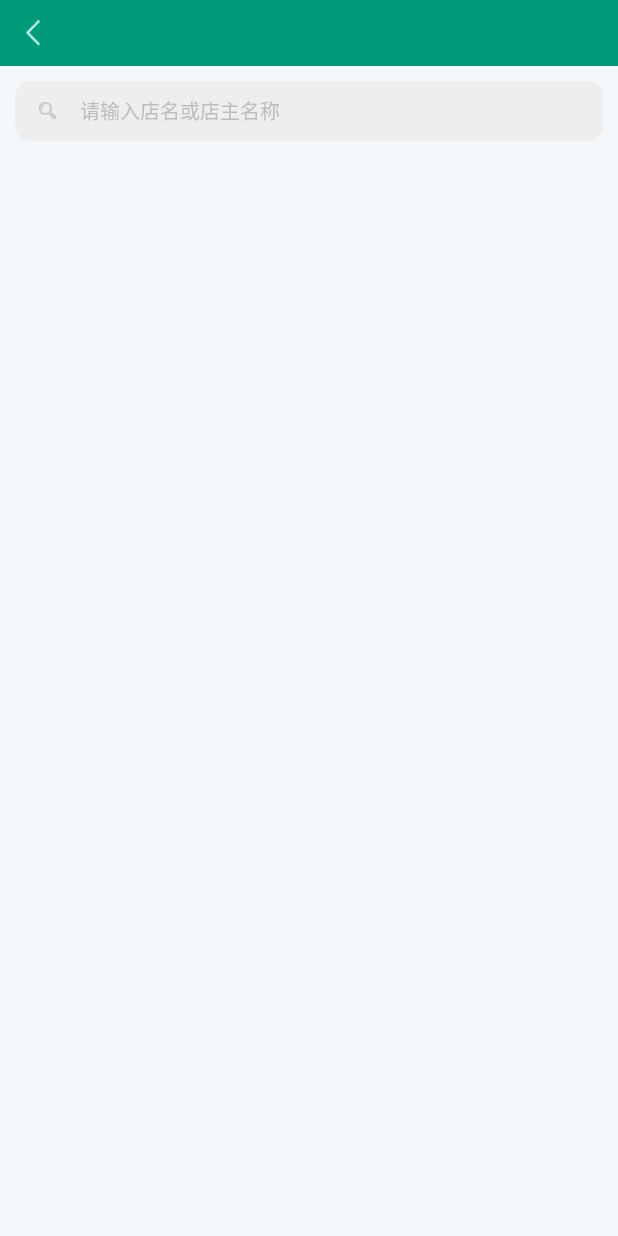
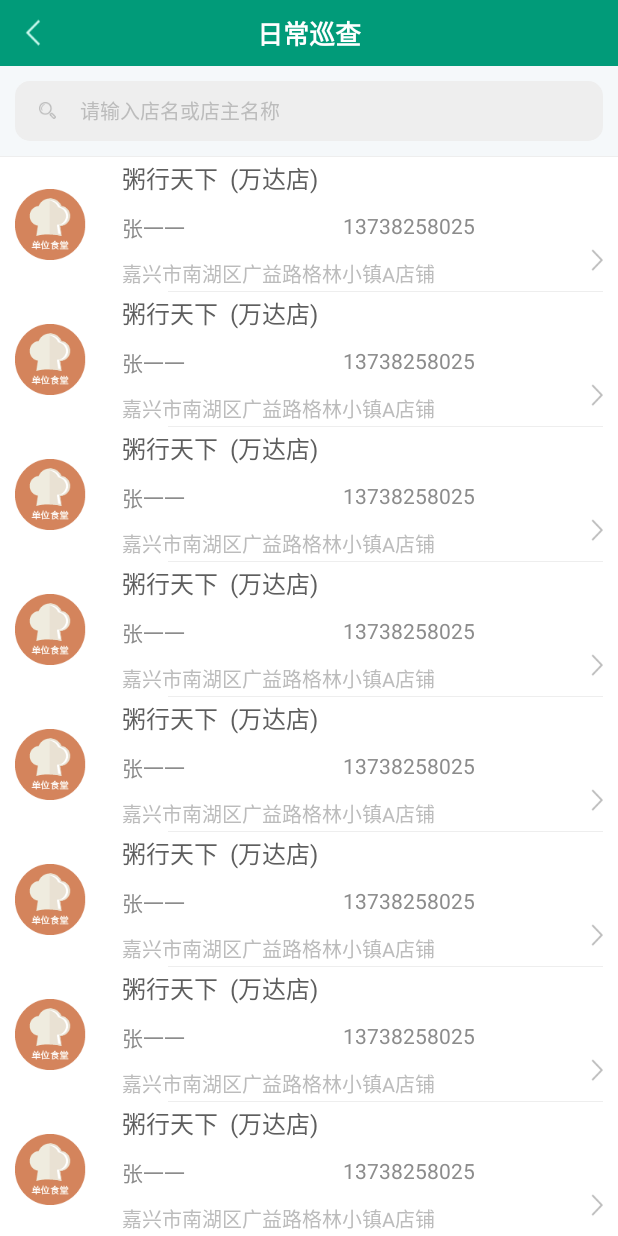
Before and after one commit to jiaxingyigu/JGJ-Android, an Android app: the DailyActivity screen opened directly, with no data from a screen before it, on a phone screen of 412 x 824 dp. Run offline under Robolectric (Android 15) with nearby library versions, the phone set to English and light mode, and no system bars; our stand-ins replace ButterKnife.

Commit message:
日常巡查第一步

```diff
--- a/JGJ-Android/app/src/main/java/com/yigu/jgj/activity/MainActivity.java
+++ b/JGJ-Android/app/src/main/java/com/yigu/jgj/activity/MainActivity.java
@@ -11,6 +11,8 @@ import android.widget.TextView;
 import com.yigu.jgj.R;
 import com.yigu.jgj.adapter.MainAdapter;
 import com.yigu.jgj.base.BaseActivity;
+import com.yigu.jgj.jgjinterface.RecyOnItemClickListener;
+import com.yigu.jgj.util.ControllerUtil;
 
 import java.util.ArrayList;
 import java.util.List;
@@ -33,6 +35,7 @@ public class MainActivity extends BaseActivity {
     RecyclerView recyclerView;
     MainAdapter mAdapter;
     List<Integer> mList = new ArrayList<>();
+
     @Override
     protected void onCreate(@Nullable Bundle savedInstanceState) {
         super.onCreate(savedInstanceState);
@@ -40,6 +43,7 @@ public class MainActivity extends BaseActivity {
         ButterKnife.bind(this);
         initView();
         initData();
+        initListener();
     }
     private void initView(){
         back.setVisibility(View.INVISIBLE);
@@ -58,4 +62,32 @@ public class MainActivity extends BaseActivity {
         mAdapter = new MainAdapter(this,mList);
         recyclerView.setAdapter(mAdapter);
     }
+
+    private void initListener(){
+        mAdapter.setOnItemClickListener(new RecyOnItemClickListener() {
+            @Override
+            public void onItemClick(View view, int position) {
+                switch (position){
+                    case 0:
+                        ControllerUtil.go2Daily();
+                        break;
+                    case 1:
+
+                        break;
+                    case 2:
+
+                        break;
+                    case 3:
+
+                        break;
+                    case 4:
+
+                        break;
+                    case 5:
+
+                        break;
+                }
+            }
+        });
+    }
 }
--- a/JGJ-Android/app/src/main/java/com/yigu/jgj/activity/daily/DailyActivity.java
+++ b/JGJ-Android/app/src/main/java/com/yigu/jgj/activity/daily/DailyActivity.java
@@ -1,18 +1,52 @@
 package com.yigu.jgj.activity.daily;
 
+import android.os.Bundle;
 import android.support.v7.app.AppCompatActivity;
-import android.os.Bundle;
+import android.support.v7.widget.LinearLayoutManager;
+import android.support.v7.widget.OrientationHelper;
+import android.support.v7.widget.RecyclerView;
+import android.view.View;
+import android.widget.TextView;
 
 import com.yigu.jgj.R;
+import com.yigu.jgj.adapter.daily.DailyAdapter;
+import com.yigu.jgj.base.BaseActivity;
 
+import butterknife.Bind;
 import butterknife.ButterKnife;
+import butterknife.OnClick;
 
-public class DailyActivity extends AppCompatActivity {
+public class DailyActivity extends BaseActivity {
 
+    @Bind(R.id.tv_center)
+    TextView tvCenter;
+    @Bind(R.id.recyclerView)
+    RecyclerView recyclerView;
+    DailyAdapter mAdapter;
     @Override
     protected void onCreate(Bundle savedInstanceState) {
         super.onCreate(savedInstanceState);
         setContentView(R.layout.activity_daily);
         ButterKnife.bind(this);
+        initView();
     }
+
+    @OnClick({R.id.back})
+    public void onClick(View view) {
+        switch (view.getId()) {
+            case R.id.back:
+                finish();
+                break;
+        }
+    }
+
+    private void initView() {
+        tvCenter.setText("日常巡查");
+        LinearLayoutManager manager = new LinearLayoutManager(this);
+        manager.setOrientation(OrientationHelper.VERTICAL);
+        recyclerView.setLayoutManager(manager);
+        mAdapter = new DailyAdapter(this);
+        recyclerView.setAdapter(mAdapter);
+    }
+
 }
--- a/JGJ-Android/app/src/main/java/com/yigu/jgj/adapter/MainAdapter.java
+++ b/JGJ-Android/app/src/main/java/com/yigu/jgj/adapter/MainAdapter.java
@@ -9,6 +9,7 @@ import android.widget.ImageView;
 import android.widget.TextView;
 
 import com.yigu.jgj.R;
+import com.yigu.jgj.jgjinterface.RecyOnItemClickListener;
 
 import java.util.List;
 import java.util.Map;
@@ -23,6 +24,12 @@ public class MainAdapter extends RecyclerView.Adapter<MainAdapter.ViewHolder>{
 
     private List<Integer> mList;
     private LayoutInflater inflater;
+
+    private RecyOnItemClickListener onItemClickListener;
+
+    public void setOnItemClickListener(RecyOnItemClickListener onItemClickListener){
+        this.onItemClickListener = onItemClickListener;
+    }
 
     public MainAdapter(Context context,  List<Integer> list) {
         this.mList = list;
@@ -42,6 +49,14 @@ public class MainAdapter extends RecyclerView.Adapter<MainAdapter.ViewHolder>{
     @Override
     public void onBindViewHolder(MainAdapter.ViewHolder holder, int position) {
         holder.image.setImageResource(mList.get(position));
+        holder.image.setTag(position);
+        holder.image.setOnClickListener(new View.OnClickListener() {
+            @Override
+            public void onClick(View view) {
+                if(null!=onItemClickListener)
+                    onItemClickListener.onItemClick(view,(Integer)view.getTag());
+            }
+        });
         String text = "";
         switch (position){
             case 0:
@@ -78,4 +93,6 @@ public class MainAdapter extends RecyclerView.Adapter<MainAdapter.ViewHolder>{
         }
     }
 
+
+
 }
--- /dev/null
+++ b/JGJ-Android/app/src/main/java/com/yigu/jgj/adapter/daily/DailyAdapter.java
@@ -0,0 +1,46 @@
+package com.yigu.jgj.adapter.daily;
+
+import android.content.Context;
+import android.support.v7.widget.RecyclerView;
+import android.view.LayoutInflater;
+import android.view.View;
+import android.view.ViewGroup;
+
+import com.yigu.jgj.R;
+
+import butterknife.ButterKnife;
+
+/**
+ * Created by brain on 2016/6/22.
+ */
+public class DailyAdapter extends RecyclerView.Adapter<RecyclerView.ViewHolder>{
+    private LayoutInflater inflater;
+    public DailyAdapter(Context context) {
+        inflater = LayoutInflater.from(context);
+    }
+
+    @Override
+    public int getItemCount() {
+        return 10;
+    }
+
+    @Override
+    public RecyclerView.ViewHolder onCreateViewHolder(ViewGroup parent, int viewType) {
+        return new ViewHolder(inflater.inflate(R.layout.item_daily,parent,false));
+    }
+
+    @Override
+    public void onBindViewHolder(RecyclerView.ViewHolder holder, int position) {
+
+    }
+
+    class ViewHolder extends RecyclerView.ViewHolder{
+
+        public ViewHolder(View itemView) {
+            super(itemView);
+            ButterKnife.bind(this,itemView);
+        }
+    }
+
+
+}
--- a/JGJ-Android/app/src/main/java/com/yigu/jgj/base/BaseActivity.java
+++ b/JGJ-Android/app/src/main/java/com/yigu/jgj/base/BaseActivity.java
@@ -6,6 +6,7 @@ import android.content.pm.PackageManager;
 import android.os.Bundle;
 import android.os.IBinder;
 import android.support.annotation.Nullable;
+import android.support.v4.app.FragmentActivity;
 import android.support.v7.app.AppCompatActivity;
 import android.view.MotionEvent;
 import android.view.View;
@@ -22,10 +23,8 @@ import com.yigu.jgj.widget.LoadingDialog;
  */
 public class BaseActivity extends AppCompatActivity {
 
+    protected UserSP userSP;
 
-
-
-    protected UserSP userSP;
     @Override
     protected void onCreate(@Nullable Bundle savedInstanceState) {
         super.onCreate(savedInstanceState);
--- /dev/null
+++ b/JGJ-Android/app/src/main/java/com/yigu/jgj/jgjinterface/RecyOnItemClickListener.java
@@ -0,0 +1,10 @@
+package com.yigu.jgj.jgjinterface;
+
+import android.view.View;
+
+/**
+ * Created by brain on 2016/6/22.
+ */
+public interface RecyOnItemClickListener {
+    void onItemClick(View view, int position);
+}
--- /dev/null
+++ b/JGJ-Android/app/src/main/java/com/yigu/jgj/util/ControllerUtil.java
@@ -0,0 +1,22 @@
+package com.yigu.jgj.util;
+
+import android.content.Intent;
+
+import com.yigu.jgj.activity.daily.DailyActivity;
+import com.yigu.jgj.commom.application.AppContext;
+
+/**
+ * Created by brain on 2016/6/22.
+ */
+public class ControllerUtil {
+
+    /**
+     * 由主页进入日常巡查
+     */
+    public static void go2Daily() {
+        Intent intent = new Intent(AppContext.getInstance(), DailyActivity.class);
+        intent.addFlags(Intent.FLAG_ACTIVITY_NEW_TASK);
+        AppContext.getInstance().startActivity(intent);
+    }
+
+}
--- a/JGJ-Android/app/src/main/res/layout/activity_daily.xml
+++ b/JGJ-Android/app/src/main/res/layout/activity_daily.xml
@@ -28,9 +28,19 @@
             android:layout_height="match_parent"
             android:layout_marginLeft="@dimen/margin_2"
             android:hint="请输入店名或店主名称"
-            />d
+            />
 
     </LinearLayout>
 
+    <View
+        android:layout_width="match_parent"
+        android:layout_height="0.5dp"
+        android:background="@color/divider_line"
+        />
+
+    <android.support.v7.widget.RecyclerView
+        android:id="@+id/recyclerView"
+        android:layout_width="match_parent"
+        android:layout_height="match_parent"/>
 
 </LinearLayout>
--- /dev/null
+++ b/JGJ-Android/app/src/main/res/layout/item_daily.xml
@@ -0,0 +1,96 @@
+<?xml version="1.0" encoding="utf-8"?>
+<RelativeLayout xmlns:android="http://schemas.android.com/apk/res/android"
+    android:orientation="vertical" android:layout_width="match_parent"
+    android:layout_height="90dp"
+    android:background="@android:color/white"
+    >
+
+    <ImageView
+        android:id="@+id/image"
+        android:layout_width="wrap_content"
+        android:layout_height="wrap_content"
+        android:src="@mipmap/canteen"
+        android:layout_marginLeft="@dimen/margin_10dp"
+        android:layout_centerVertical="true"
+        />
+
+    <LinearLayout
+        android:layout_width="280dp"
+        android:layout_height="wrap_content"
+        android:orientation="vertical"
+        android:layout_toRightOf="@+id/image"
+        android:layout_marginLeft="@dimen/margin_3"
+        android:layout_centerVertical="true"
+        >
+
+
+        <TextView
+            style="@style/textViewBigStyle_dark"
+            android:layout_width="wrap_content"
+            android:layout_height="0dp"
+            android:layout_weight="1"
+            android:text="粥行天下  (万达店)"
+            android:gravity="center_vertical"
+            />
+
+        <RelativeLayout
+            android:layout_width="wrap_content"
+            android:layout_height="0dp"
+            android:layout_weight="1"
+            android:layout_marginTop="@dimen/margin_10dp"
+            android:gravity="center_vertical"
+            >
+
+            <TextView
+                style="@style/textViewStyle_middle"
+                android:id="@+id/name"
+                android:layout_width="80dp"
+                android:layout_height="wrap_content"
+                android:text="张一一"
+                />
+
+            <TextView
+                style="@style/textViewStyle_middle"
+                android:id="@+id/phone"
+                android:layout_width="wrap_content"
+                android:layout_height="wrap_content"
+                android:text="13738258025"
+                android:layout_toRightOf="@+id/name"
+                android:layout_marginLeft="67dp"
+                />
+
+        </RelativeLayout>
+
+        <TextView
+            style="@style/textViewSmallStyle_light"
+            android:layout_width="wrap_content"
+            android:layout_height="0dp"
+            android:layout_weight="1"
+            android:text="嘉兴市南湖区广益路格林小镇A店铺"
+            android:layout_marginTop="@dimen/margin_10dp"
+            android:gravity="center_vertical"
+            />
+
+
+    </LinearLayout>
+
+    <ImageView
+        android:layout_width="wrap_content"
+        android:layout_height="wrap_content"
+        android:src="@mipmap/right"
+        android:layout_alignParentBottom="true"
+        android:layout_alignParentRight="true"
+        android:layout_marginRight="@dimen/margin_10dp"
+        android:layout_marginBottom="13dp"
+        />
+
+    <View
+        android:layout_width="290dp"
+        android:layout_height="0.5dp"
+        android:layout_alignParentRight="true"
+        android:layout_alignParentBottom="true"
+        android:background="@color/divider_line"
+        android:layout_marginRight="@dimen/margin_10dp"
+        />
+
+</RelativeLayout>
--- a/JGJ-Android/app/src/main/res/values/styles.xml
+++ b/JGJ-Android/app/src/main/res/values/styles.xml
@@ -27,6 +27,24 @@
         <item name="android:textSize">@dimen/text_normal</item>
     </style>
 
+    <style name="textViewBigStyle_dark">
+        <item name="android:textColor">@color/gray_dark</item>
+        <item name="android:textSize">@dimen/text_big</item>
+        <item name="android:singleLine">true</item>
+    </style>
+
+    <style name="textViewStyle_middle">
+        <item name="android:textColor">@color/gray_middle</item>
+        <item name="android:textSize">@dimen/text_normal</item>
+        <item name="android:singleLine">true</item>
+    </style>
+
+    <style name="textViewSmallStyle_light">
+        <item name="android:textColor">@color/gray_light</item>
+        <item name="android:textSize">@dimen/text_small</item>
+        <item name="android:singleLine">true</item>
+    </style>
+
     <style name="editViewStyle">
         <item name="android:textColor">@color/jgj_black</item>
         <item name="android:background">@null</item>
```
Also changed, not shown: JGJ-Android/app/src/main/res/mipmap-xhdpi/canteen.png (added), JGJ-Android/app/src/main/res/mipmap-xhdpi/right.png (added), JGJ-Android/app/src/main/res/mipmap-xhdpi/sales.png (added), JGJ-Android/app/src/main/res/mipmap-xhdpi/service.png (added).
